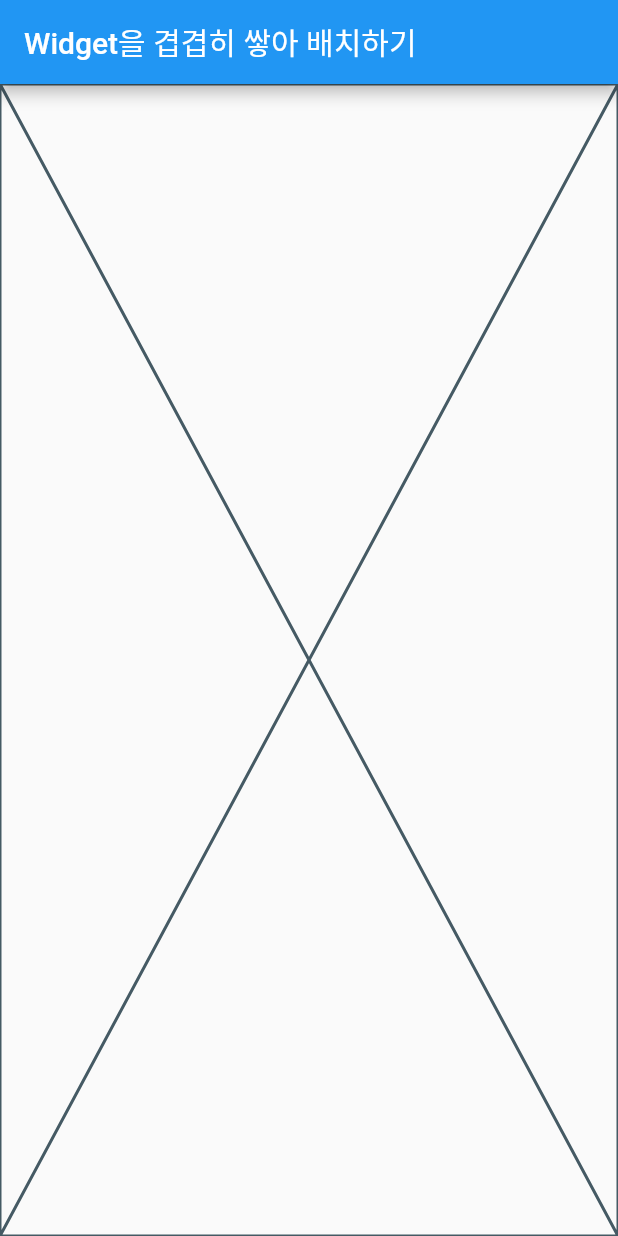
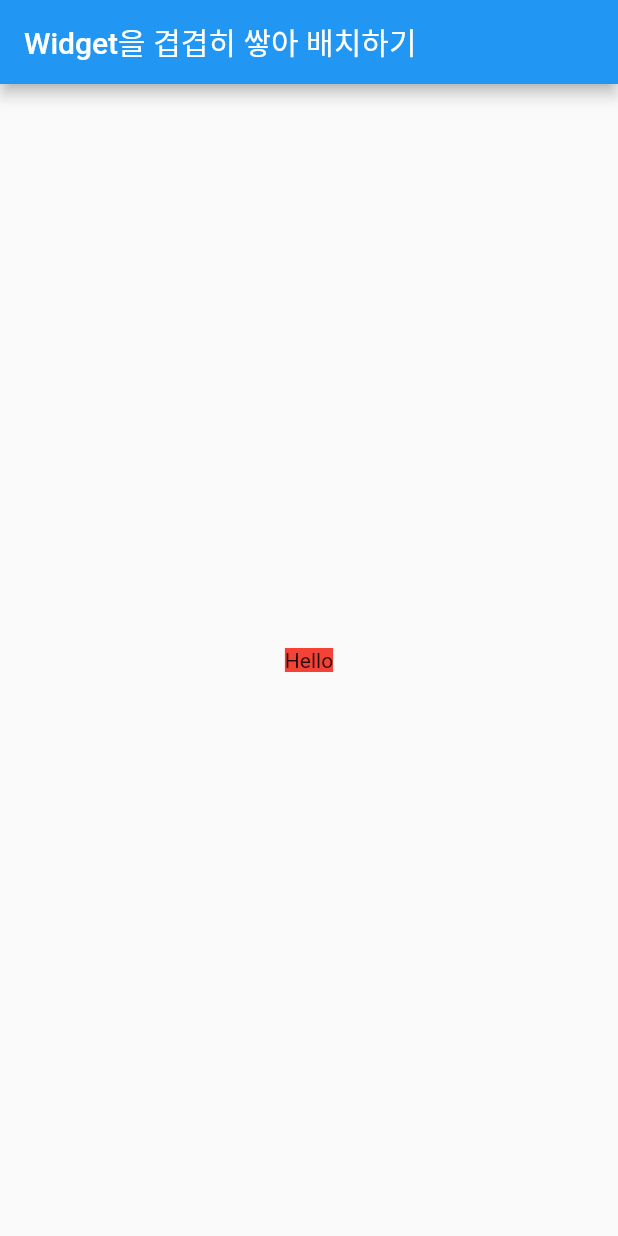
Before and after one commit to khanian/flutter_layout_example, a Flutter app: the screen it shows after launch, on a phone screen of 412 x 824 dp. Run offline on Flutter 3.47's test engine with Material 2 defaults, Android fonts, the phone set to English and light mode, and no system bars.

Commit message:
Widget을 겹겹히 쌓아 배치하기 1

```diff
--- a/lib/main.dart
+++ b/lib/main.dart
@@ -26,6 +26,11 @@ class Body extends StatelessWidget {
 
   @override
   Widget build(BuildContext context) {
-    return const Placeholder();
+    return Center(
+      child: Container(
+        color: Colors.red,
+        child: Text('Hello'),
+      ),
+    );
   }
 }
```
